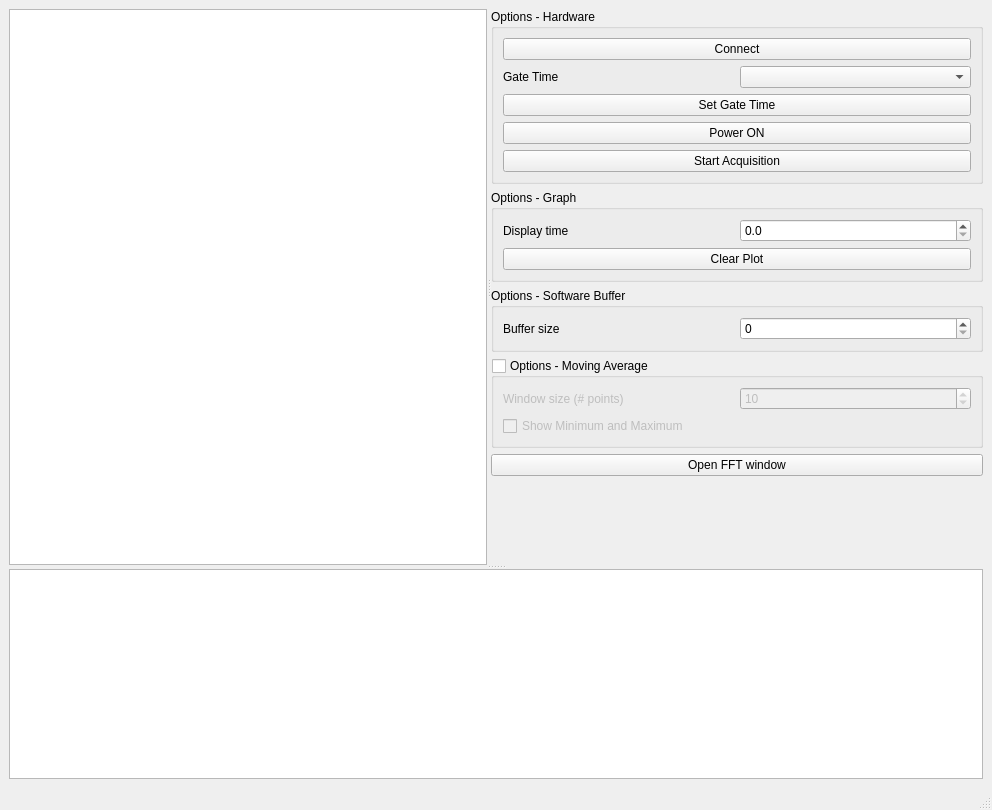
This is PhotonCounter/Gui/mainwin.ui in Bertick/BaLi4PhotonCounter as Qt 5 draws it before an edit. The edited form follows.
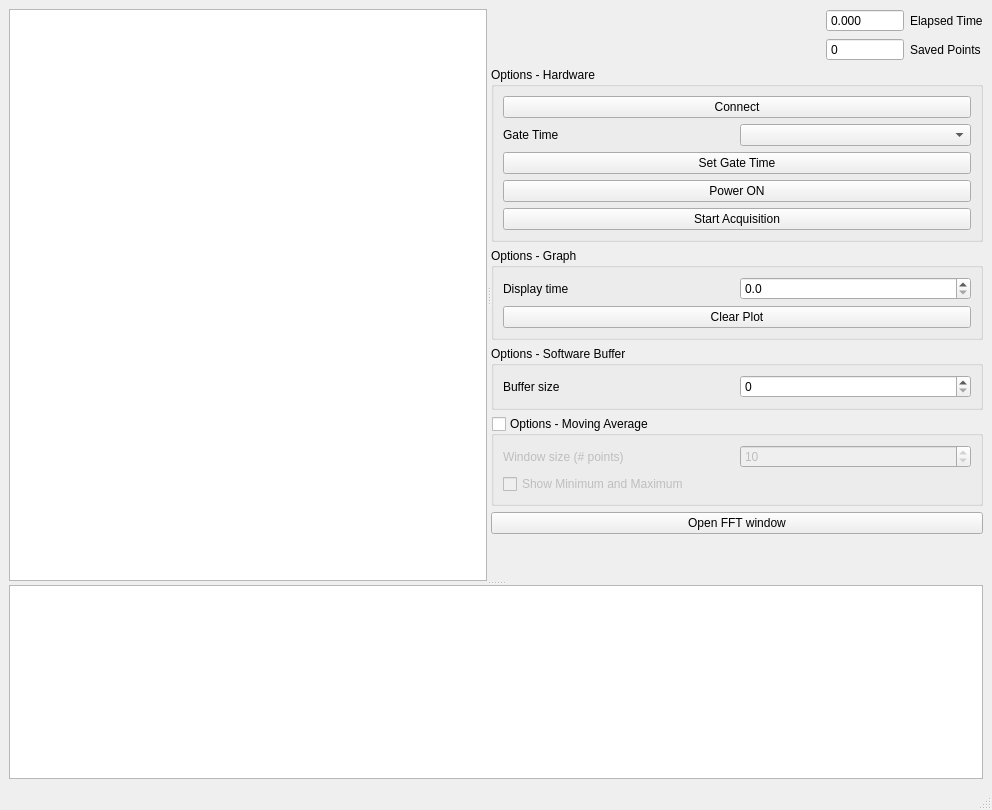
This is the edited form. Custom widgets are drawn as their Qt base class.

Commit message: Added counter for elapsed time and measured points number.

```diff
--- a/PhotonCounter/Gui/mainwin.ui
+++ b/PhotonCounter/Gui/mainwin.ui
@@ -27,6 +27,96 @@
        <widget class="ScrollPlot" name="scroll_plot"/>
        <widget class="QWidget" name="layoutWidget">
         <layout class="QVBoxLayout" name="verticalLayout_2">
+         <item>
+          <layout class="QGridLayout" name="gridLayout_2">
+           <item row="0" column="0">
+            <spacer name="horizontalSpacer">
+             <property name="orientation">
+              <enum>Qt::Horizontal</enum>
+             </property>
+             <property name="sizeHint" stdset="0">
+              <size>
+               <width>40</width>
+               <height>20</height>
+              </size>
+             </property>
+            </spacer>
+           </item>
+           <item row="0" column="2">
+            <widget class="QLabel" name="label_6">
+             <property name="text">
+              <string>Elapsed Time</string>
+             </property>
+            </widget>
+           </item>
+           <item row="1" column="2">
+            <widget class="QLabel" name="label_5">
+             <property name="text">
+              <string>Saved Points</string>
+             </property>
+            </widget>
+           </item>
+           <item row="0" column="1">
+            <widget class="QDoubleSpinBox" name="spinbox_elapsed_time">
+             <property name="sizePolicy">
+              <sizepolicy hsizetype="Minimum" vsizetype="Fixed">
+               <horstretch>0</horstretch>
+               <verstretch>0</verstretch>
+              </sizepolicy>
+             </property>
+             <property name="minimumSize">
+              <size>
+               <width>0</width>
+               <height>0</height>
+              </size>
+             </property>
+             <property name="frame">
+              <bool>true</bool>
+             </property>
+             <property name="readOnly">
+              <bool>true</bool>
+             </property>
+             <property name="buttonSymbols">
+              <enum>QAbstractSpinBox::NoButtons</enum>
+             </property>
+             <property name="keyboardTracking">
+              <bool>false</bool>
+             </property>
+             <property name="showGroupSeparator" stdset="0">
+              <bool>true</bool>
+             </property>
+             <property name="decimals">
+              <number>3</number>
+             </property>
+             <property name="maximum">
+              <double>999999999999.000000000000000</double>
+             </property>
+            </widget>
+           </item>
+           <item row="1" column="1">
+            <widget class="QSpinBox" name="spinbox_num_points">
+             <property name="frame">
+              <bool>true</bool>
+             </property>
+             <property name="readOnly">
+              <bool>true</bool>
+             </property>
+             <property name="buttonSymbols">
+              <enum>QAbstractSpinBox::NoButtons</enum>
+             </property>
+             <property name="keyboardTracking">
+              <bool>false</bool>
+             </property>
+             <property name="showGroupSeparator" stdset="0">
+              <bool>true</bool>
+             </property>
+             <property name="maximum">
+              <number>999999999</number>
+             </property>
+            </widget>
+           </item>
+          </layout>
+         </item>
          <item>
           <widget class="QGroupBox" name="groupBox">
            <property name="title">
```
The commit also changes 3 other files.
